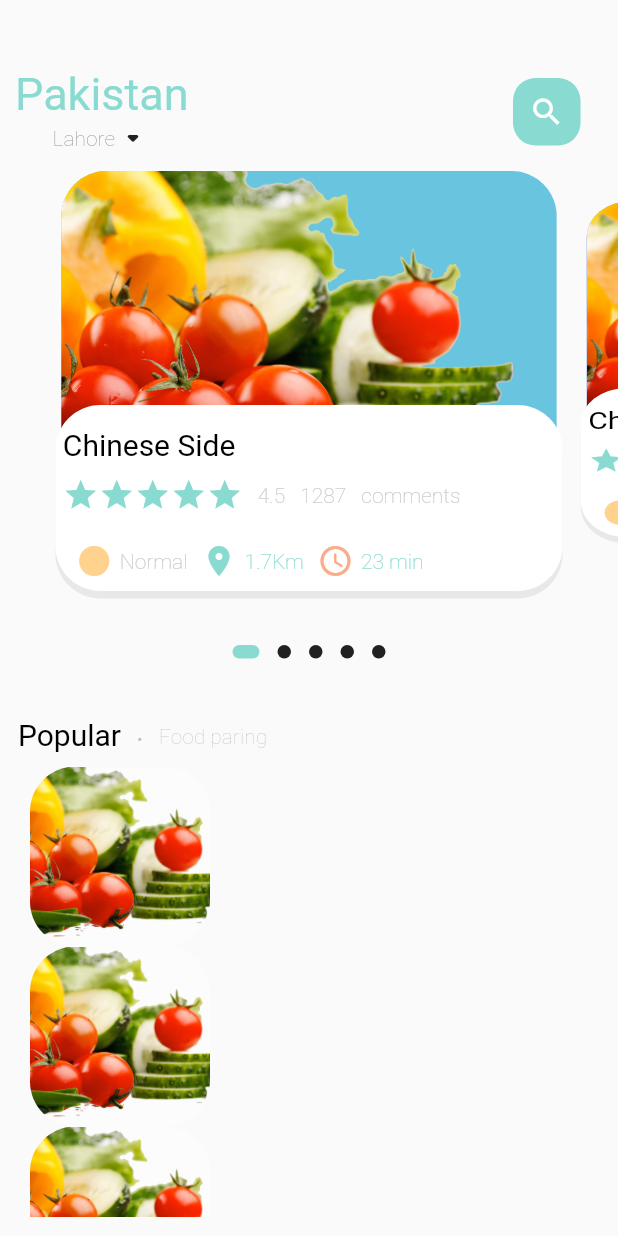
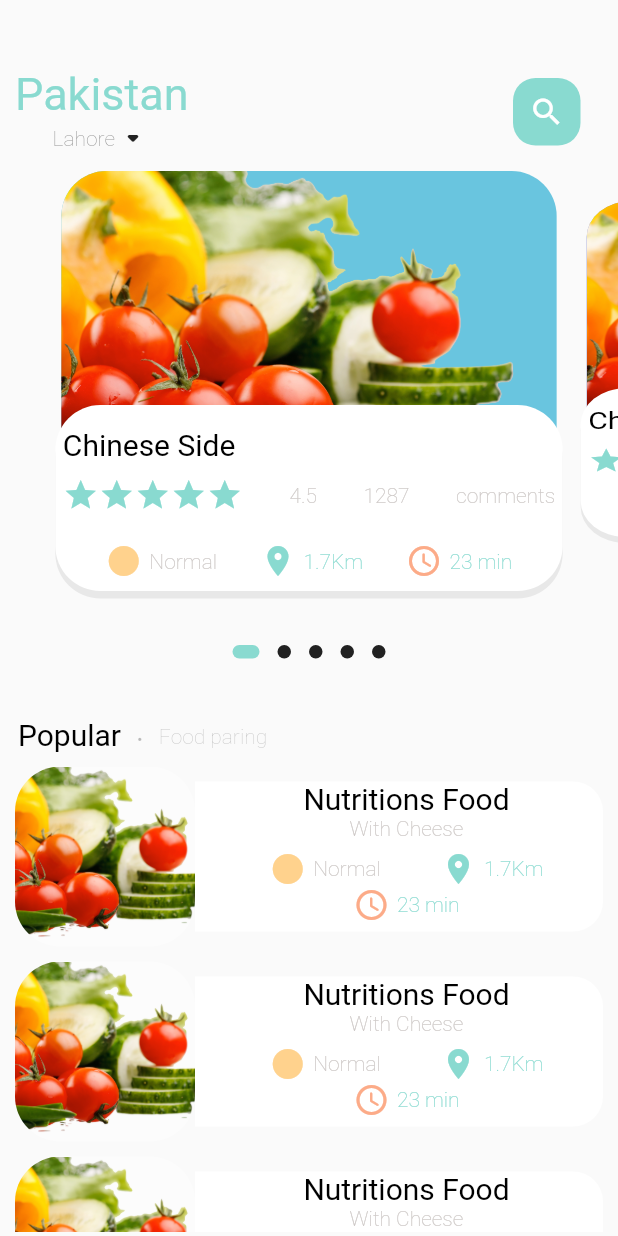
Before and after one commit to fwdAndroid/online-fooddelivery, a Flutter app: the screen it shows after launch, on a phone screen of 412 x 824 dp. Run offline on Flutter 3.47's test engine with Material 2 defaults, Android fonts, the phone set to English and light mode, and no system bars; drawn by our look-alikes of dots_indicator.

Commit message:
Food BOdy Complete Detail Food Start

```diff
--- a/lib/main.dart
+++ b/lib/main.dart
@@ -1,5 +1,5 @@
 import 'package:flutter/material.dart';
-import 'package:onlinefooddelivery/home/main_food_page.dart';
+import 'package:onlinefooddelivery/pages/home/main_food_page.dart';
 
 void main() {
   runApp(const MyApp());
--- /dev/null
+++ b/lib/pages/food/popular_food_detail.dart
@@ -0,0 +1,17 @@
+import 'package:flutter/material.dart';
+
+class PopularFoodDetail extends StatefulWidget {
+  const PopularFoodDetail({ Key? key }) : super(key: key);
+
+  @override
+  State<PopularFoodDetail> createState() => _PopularFoodDetailState();
+}
+
+class _PopularFoodDetailState extends State<PopularFoodDetail> {
+  @override
+  Widget build(BuildContext context) {
+    return Container(
+
+    );
+  }
+}
--- a/lib/home/food_page_body.dart
+++ b/lib/pages/home/food_page_body.dart
@@ -82,16 +82,17 @@ class _FoodPageBodyState extends State<FoodPageBody> {
         ///List of Food
          Container(
            margin: EdgeInsets.only(top: 10),
-           height: 300,
+           height: 310,
            child: ListView.builder(
              physics: AlwaysScrollableScrollPhysics(),
              shrinkWrap: true,
                 itemCount: 10,
                 itemBuilder: (context,index){
                 return Container(
-                  margin: EdgeInsets.only(left: 20,right: 20),
+                  margin: EdgeInsets.only(left: 10,right: 10,bottom: 10),
                   child: Row(
                     children: [
+                      // Image
                       Container(
                         width: 120 ,
                         height: 120,
@@ -102,6 +103,58 @@ class _FoodPageBodyState extends State<FoodPageBody> {
                         borderRadius: BorderRadius.circular(30),
 
                         ),),
+                      // Text
+                      Expanded(
+                        child: Container(
+                          height: 100,
+
+                         decoration: BoxDecoration(
+                           borderRadius: BorderRadius.only(topRight: Radius.circular(20),
+                           bottomRight: Radius.circular(20)),
+                           color: Colors.white
+                         ),
+                         child: Padding(padding: EdgeInsets.only(left: 10),
+                         child: Column(
+                           children: [
+                             BigText(text: 'Nutritions Food'),
+                             SmallText(text: 'With Cheese'),
+
+                             SizedBox(height: 7,),
+                             Row(
+                        mainAxisAlignment: MainAxisAlignment.spaceEvenly,
+                        children: [
+
+                          IconAndTextWidget(
+                              color: AppColors.textColor,
+                              text: 'Normal',
+                              iconCOlor: AppColors.iconColor1,
+                              iconData: Icons.circle_sharp),
+
+                          IconAndTextWidget(
+                              color: AppColors.mainColor,
+                              text: '1.7Km',
+                              iconCOlor: AppColors.mainColor,
+                              iconData: Icons.location_on),
+
+
+                        ],
+                      ),
+                       Row(
+                         mainAxisAlignment: MainAxisAlignment.center,
+                         children: [
+
+                           IconAndTextWidget(
+                                  color: AppColors.mainColor,
+                                  text: '23 min',
+                                  style: TextStyle(fontSize: 10),
+                                  iconCOlor: AppColors.iconColor2,
+                                  iconData: Icons.access_time_rounded),
+                         ],
+                       )
+                           ],
+                         ),),
+                        ),
+                      )
                     ],
                   ),
                 );
@@ -164,6 +217,7 @@ class _FoodPageBodyState extends State<FoodPageBody> {
                         height: 10,
                       ),
                       Row(
+                        mainAxisAlignment: MainAxisAlignment.spaceBetween,
                         children: [
                           Wrap(
                             children: List.generate(5, (index) {
@@ -173,17 +227,12 @@ class _FoodPageBodyState extends State<FoodPageBody> {
                               );
                             }),
                           ),
-                          SizedBox(
-                            width: 10,
-                          ),
+
                           SmallText(text: '4.5'),
-                          SizedBox(
-                            width: 10,
-                          ),
+
                           SmallText(text: '1287'),
-                          SizedBox(
-                            width: 10,
-                          ),
+
+
                           SmallText(
                             text: 'comments',
                             overflow: TextOverflow.clip,
@@ -194,26 +243,21 @@ class _FoodPageBodyState extends State<FoodPageBody> {
                         height: 20,
                       ),
                       Row(
+                        mainAxisAlignment: MainAxisAlignment.spaceEvenly,
                         children: [
-                          SizedBox(
-                            width: 9,
-                          ),
+
                           IconAndTextWidget(
                               color: AppColors.textColor,
                               text: 'Normal',
                               iconCOlor: AppColors.iconColor1,
                               iconData: Icons.circle_sharp),
-                          SizedBox(
-                            width: 9,
-                          ),
+
                           IconAndTextWidget(
                               color: AppColors.mainColor,
                               text: '1.7Km',
                               iconCOlor: AppColors.mainColor,
                               iconData: Icons.location_on),
-                          SizedBox(
-                            width: 9,
-                          ),
+
                           IconAndTextWidget(
                               color: AppColors.mainColor,
                               text: '23 min',
--- a/lib/home/main_food_page.dart
+++ b/lib/pages/home/main_food_page.dart
@@ -1,5 +1,5 @@
 import 'package:flutter/material.dart';
-import 'package:onlinefooddelivery/home/food_page_body.dart';
+import 'package:onlinefooddelivery/pages/home/food_page_body.dart';
 import 'package:onlinefooddelivery/utils/colors.dart';
 import 'package:onlinefooddelivery/widgets/widget.small.text.dart';
 import 'package:onlinefooddelivery/widgets/widget_big_text.dart';
--- a/lib/widgets/widget_icon_text.dart
+++ b/lib/widgets/widget_icon_text.dart
@@ -6,8 +6,9 @@ class IconAndTextWidget extends StatelessWidget {
   final String text;
   final Color color;
   final Color iconCOlor;
+  final TextStyle? style;
 
-  const IconAndTextWidget({ Key? key, required this.color,required this.text,required this.iconCOlor,required this.iconData }) : super(key: key);
+  const IconAndTextWidget({ Key? key, required this.color,required this.text,required this.iconCOlor,required this.iconData, this.style }) : super(key: key);
 
   @override
   Widget build(BuildContext context) {
```
